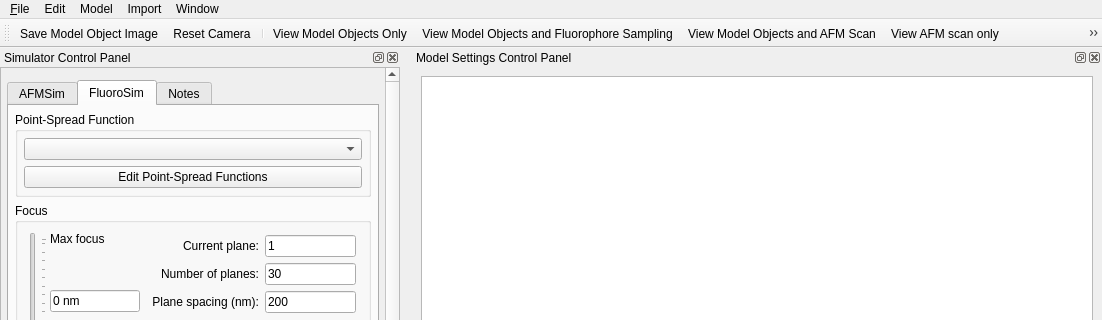
Qt form apps/MicroscopeSimulator/MicroscopeSimulator.ui (CISMM/MicroscopeSimulator2) before a commit; both pictures show x 0 to 1102 and y 0 to 320 of the 1102 by 753 pixel window.
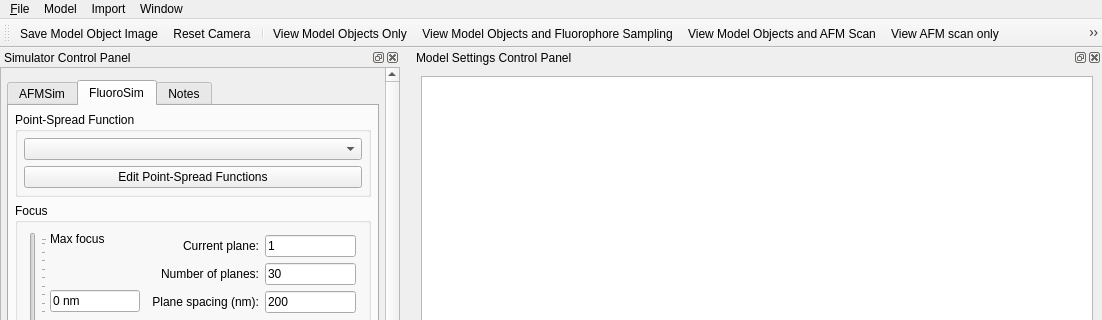
The same form after that commit. Icons and pictures are not drawn. Custom widgets are drawn as their Qt base class.

Commit message: Removed Edit menu for now. It was unimplemented.

```diff
--- a/apps/MicroscopeSimulator/MicroscopeSimulator.ui
+++ b/apps/MicroscopeSimulator/MicroscopeSimulator.ui
@@ -131,16 +131,7 @@
     <addaction name="actionImportImageData"/>
     <addaction name="actionImportGeometryFile"/>
    </widget>
-   <widget class="QMenu" name="menuEdit">
-    <property name="title">
-     <string>Edit</string>
-    </property>
-    <addaction name="actionCut"/>
-    <addaction name="actionCopy"/>
-    <addaction name="actionPaste"/>
-   </widget>
    <addaction name="menuFile"/>
-   <addaction name="menuEdit"/>
    <addaction name="menuModel"/>
    <addaction name="menuImport"/>
    <addaction name="menuWindows"/>
```
Left out of the diff: 2 changed lines with no effect on the pictures.
